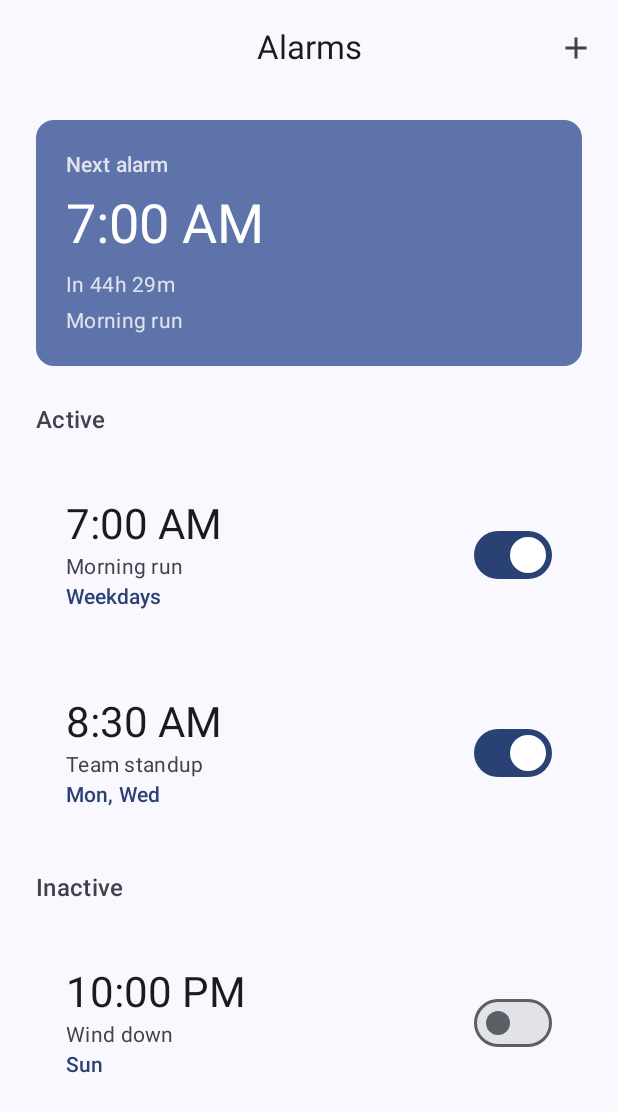
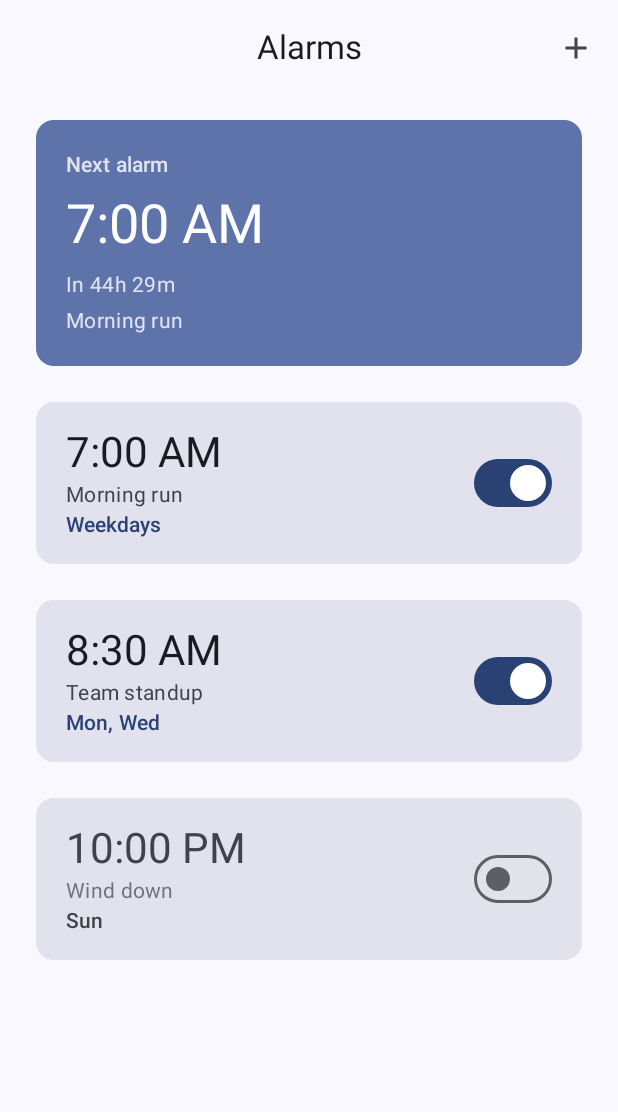
Before and after one commit to bbara04/BreakTheSnooze, an Android app built with Jetpack Compose: the screen it shows after launch (MainActivity), on a phone screen of 412 x 824 dp. Shown: the top 1112 px of the screen. Run offline under Robolectric (Android 15) with nearby library versions, the phone set to English and light mode, and no system bars; our stand-ins replace Room's generated code.

Commit message:
refactor AlarmListScreen to streamline alarm display and improve UI responsiveness

```diff
--- a/app/src/main/java/hu/bbara/viewideas/ui/alarm/AlarmListScreen.kt
+++ b/app/src/main/java/hu/bbara/viewideas/ui/alarm/AlarmListScreen.kt
@@ -43,7 +43,6 @@ import androidx.compose.runtime.setValue
 import androidx.compose.ui.Alignment
 import androidx.compose.ui.Modifier
 import androidx.compose.ui.platform.LocalContext
-import androidx.compose.ui.platform.LocalDensity
 import androidx.compose.ui.unit.dp
 
 @OptIn(ExperimentalMaterial3Api::class)
@@ -61,7 +60,6 @@ internal fun AlarmListRoute(
     modifier: Modifier = Modifier
 ) {
     val context = LocalContext.current
-    val density = LocalDensity.current
     val is24Hour = remember(context) { DateFormat.is24HourFormat(context) }
     val upcomingAlarm = remember(alarms) { resolveNextAlarm(alarms) }
     val (activeAlarms, inactiveAlarms) = remember(alarms) {
@@ -69,6 +67,7 @@ internal fun AlarmListRoute(
         val inactive = alarms.filterNot { it.isActive }
         active to inactive
     }
+    val orderedAlarms = remember(activeAlarms, inactiveAlarms) { activeAlarms + inactiveAlarms }
 
     val selectionActive = selectedIds.isNotEmpty()
     val listState = rememberLazyListState()
@@ -119,28 +118,10 @@ internal fun AlarmListRoute(
                 }
             }
 
-            if (alarms.isEmpty()) {
+            if (orderedAlarms.isEmpty()) {
                 item { EmptyState() }
             } else {
-                if (activeAlarms.isNotEmpty()) {
-                    item { SectionHeader(title = "Active") }
-                    items(activeAlarms, key = { it.id }) { alarm ->
-                        AlarmRow(
-                            alarm = alarm,
-                            onToggle = { onToggle(alarm.id, it) },
-                            onEdit = { onEdit(alarm.id) },
-                            onEnterSelection = { onEnterSelection(alarm.id) },
-                            onToggleSelection = { onToggleSelection(alarm.id) },
-                            is24Hour = is24Hour,
-                            selectionActive = selectionActive,
-                            isSelected = selectedIds.contains(alarm.id)
-                        )
-                    }
-                }
-
-                if (inactiveAlarms.isNotEmpty()) {
-                    item { SectionHeader(title = "Inactive") }
-                    items(inactiveAlarms, key = { it.id }) { alarm ->
+                items(orderedAlarms, key = { it.id }) { alarm ->
                     AlarmRow(
                         alarm = alarm,
                         onToggle = { onToggle(alarm.id, it) },
@@ -155,16 +136,6 @@ internal fun AlarmListRoute(
             }
         }
     }
-    }
-}
-
-@Composable
-private fun SectionHeader(title: String) {
-    Text(
-        text = title,
-        style = MaterialTheme.typography.titleMedium,
-        color = MaterialTheme.colorScheme.onSurfaceVariant
-    )
 }
 
 @OptIn(ExperimentalMaterial3Api::class)
@@ -247,10 +218,25 @@ private fun AlarmRow(
     selectionActive: Boolean,
     isSelected: Boolean
 ) {
-    val containerColor = if (isSelected) {
-        MaterialTheme.colorScheme.secondaryContainer
+    val containerColor = when {
+        isSelected -> MaterialTheme.colorScheme.secondaryContainer
+        alarm.isActive -> MaterialTheme.colorScheme.surfaceTint.copy(alpha = 0.12f)
+        else -> MaterialTheme.colorScheme.surfaceVariant
+    }
+    val primaryTextColor = if (alarm.isActive) {
+        MaterialTheme.colorScheme.onSurface
     } else {
-        MaterialTheme.colorScheme.surface
+        MaterialTheme.colorScheme.onSurfaceVariant
+    }
+    val secondaryTextColor = if (alarm.isActive) {
+        MaterialTheme.colorScheme.onSurfaceVariant
+    } else {
+        MaterialTheme.colorScheme.onSurfaceVariant.copy(alpha = 0.7f)
+    }
+    val accentColor = if (alarm.isActive) {
+        MaterialTheme.colorScheme.primary
+    } else {
+        MaterialTheme.colorScheme.onSurfaceVariant
     }
     Card(
         modifier = Modifier
@@ -280,19 +266,20 @@ private fun AlarmRow(
             Column(modifier = Modifier.weight(1f)) {
                 Text(
                     text = alarm.time.formatForDisplay(is24Hour),
-                    style = MaterialTheme.typography.headlineMedium
+                    style = MaterialTheme.typography.headlineMedium,
+                    color = primaryTextColor
                 )
                 if (alarm.label.isNotBlank()) {
                     Text(
                         text = alarm.label,
                         style = MaterialTheme.typography.bodyMedium,
-                        color = MaterialTheme.colorScheme.onSurfaceVariant
+                        color = secondaryTextColor
                     )
                 }
                 Text(
                     text = formatDays(alarm.repeatDays),
                     style = MaterialTheme.typography.labelLarge,
-                    color = MaterialTheme.colorScheme.primary
+                    color = accentColor
                 )
             }
             Switch(checked = alarm.isActive, onCheckedChange = onToggle)
```
Lines whose indentation alone changed are shown as unchanged.
